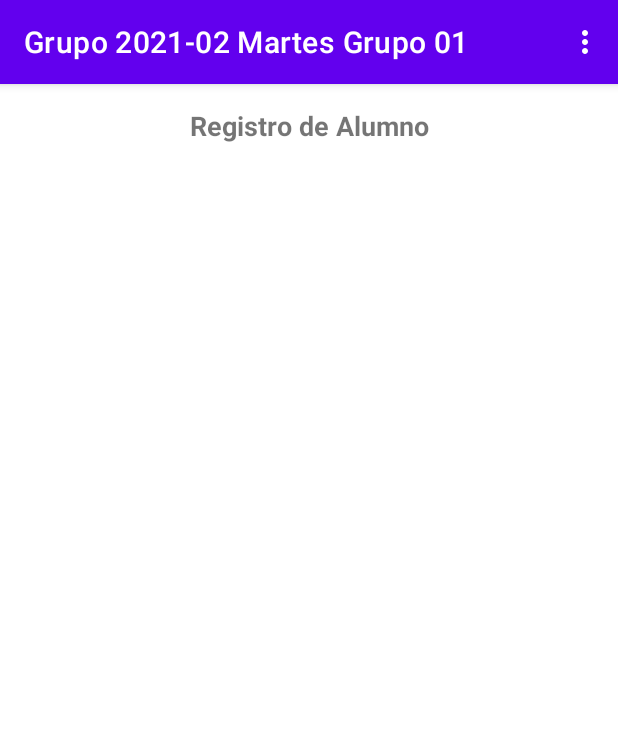
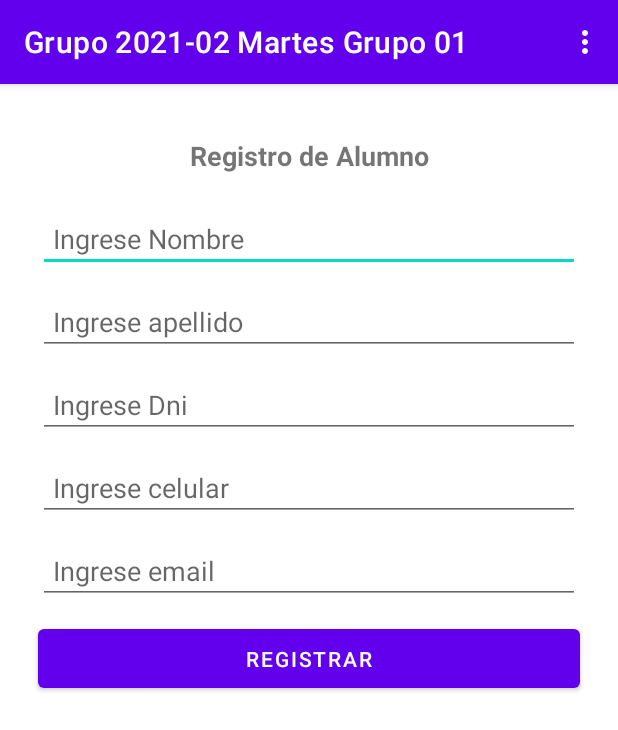
Before and after one commit to jorgejacinto9701/proyecto_movil_cibertec_202102, an Android app: the AlumnoActivity screen opened directly, with no data from a screen before it, on a phone screen of 412 x 824 dp. Shown: the top 730 px of the screen. Run offline under Robolectric (Android 15) with nearby library versions, the phone set to English and light mode, and no system bars.

Commit message:
Registro de alumno

```diff
--- a/app/src/main/java/com/example/proyecto_cibertec/AlumnoActivity.java
+++ b/app/src/main/java/com/example/proyecto_cibertec/AlumnoActivity.java
@@ -8,15 +8,71 @@ import android.content.Intent;
 import android.os.Bundle;
 import android.view.Menu;
 import android.view.MenuItem;
+import android.view.View;
+import android.widget.Button;
+import android.widget.EditText;
 import android.widget.Toast;
 
 public class AlumnoActivity extends AppCompatActivity {
 
+    EditText txtNombre,txtApellido, txtDNI, txtCelular, txtCorreo;
+    Button btnRegistra;
+
+    public static final String TEXTO = "[a-zA-ZáéíóúñüÁÉÍÓÚÑÜ\\s]{2,20}";
+    public static final String DNI = "[0-9]{8}";
+    public static final String CELULAR = "(9)[0-9]{8}";
+    public static final String CORREO = "[_A-Za-z0-9-]+(\\.[_A-Za-z0-9-]+)*@[A-Za-z0-9]+(\\.[A-Za-z0-9]+)*(\\.[A-Za-z]{2,})";
+    public static final String FECHA = "((19|20)\\d\\d)-(0?[1-9]|1[012])-(0?[1-9]|[12][0-9]|3[01])";
+
     @Override
     protected void onCreate(Bundle savedInstanceState) {
         super.onCreate(savedInstanceState);
+        setContentView(R.layout.activity_alumno);
 
-        setContentView(R.layout.activity_alumno);
+        txtNombre = findViewById(R.id.id_alumno_nombre);
+        txtApellido = findViewById(R.id.id_alumno_apellido);
+        txtDNI = findViewById(R.id.id_alumno_dni);
+        txtCelular = findViewById(R.id.id_alumno_telefono);
+        txtCorreo = findViewById(R.id.id_alumno_correo);
+        btnRegistra = findViewById(R.id.id_alumno_registrar);
+
+        btnRegistra.setOnClickListener(new View.OnClickListener() {
+            @Override
+            public void onClick(View view) {
+
+                    if (!txtNombre.getText().toString().matches(TEXTO)){
+                        mensajeToast("El nombre es 2 a 20 caracteres");
+                        return;
+                    }
+                    if (!txtApellido.getText().toString().matches(TEXTO)){
+                        mensajeToast("El apellido es 2 a 20 caracteres");
+                        return;
+                    }
+                    if (!txtDNI.getText().toString().matches(DNI)){
+                        mensajeToast("El dni es de 8 dígitos");
+                        return;
+                    }
+                    if (!txtCelular.getText().toString().matches(CELULAR)){
+                        mensajeToast("El celular empieza con 9 y tiene en total 9 dígitos");
+                        return;
+                    }
+                    if (!txtCorreo.getText().toString().matches(CORREO)){
+                        mensajeToast("No tiene formato de correo");
+                        return;
+                    }
+
+                    String msg = "Los datos ingresados son \n\n";
+                    msg += "Nombre : "+ txtNombre.getText().toString() + "\n";
+                    msg += "Apellido : "+ txtApellido.getText().toString() + "\n";
+                    msg += "DNI : "+ txtDNI.getText().toString() + "\n";
+                    msg += "Celular : "+ txtCelular.getText().toString() + "\n";
+                    msg += "Correo : "+ txtCorreo.getText().toString() + "\n";
+                    mensajeAlert(msg);
+            }
+        });
+
+
+
     }
 
 
@@ -26,12 +82,12 @@ public class AlumnoActivity extends AppCompatActivity {
         return true;
     }
 
-    public void mensaje(String mensaje){
+    public void mensajeToast(String mensaje){
         Toast toast = Toast.makeText(getApplicationContext(),mensaje, Toast.LENGTH_SHORT);
         toast.show();
     }
 
-    public void mostrarMensaje(String msg){
+    public void mensajeAlert(String msg){
         AlertDialog.Builder alert = new AlertDialog.Builder(this);
         alert.setMessage(msg);
         alert.setCancelable(true);
--- a/app/src/main/res/layout/activity_alumno.xml
+++ b/app/src/main/res/layout/activity_alumno.xml
@@ -5,7 +5,9 @@
     android:layout_width="match_parent"
     android:layout_height="match_parent"
     tools:context=".AlumnoActivity"
-    android:orientation="vertical">
+    android:orientation="vertical"
+    android:padding="20dp"
+    >
 
     <TextView
         android:id="@+id/idTitlePage"
@@ -18,5 +20,60 @@
         android:textSize="18sp"
         android:textStyle="bold" />
 
+    <EditText
+        android:id="@+id/id_alumno_nombre"
+        android:layout_width="match_parent"
+        android:layout_height="wrap_content"
+        android:hint="Ingrese Nombre"
+        android:padding="10dp"
+        android:layout_margin="5dp"/>
+
+    <EditText
+        android:id="@+id/id_alumno_apellido"
+        android:layout_width="match_parent"
+        android:layout_height="wrap_content"
+        android:hint="Ingrese apellido"
+        android:padding="10dp"
+        android:layout_margin="5dp"/>
+
+    <EditText
+        android:id="@+id/id_alumno_dni"
+        android:layout_width="match_parent"
+        android:layout_height="wrap_content"
+        android:hint="Ingrese Dni"
+        android:inputType="number"
+        android:padding="10dp"
+        android:layout_margin="5dp"/>
+
+    <EditText
+        android:id="@+id/id_alumno_telefono"
+        android:layout_width="match_parent"
+        android:layout_height="wrap_content"
+        android:ems="10"
+        android:inputType="phone"
+        android:hint="Ingrese celular"
+        android:padding="10dp"
+        android:layout_margin="5dp"
+        />
+
+    <EditText
+        android:id="@+id/id_alumno_correo"
+        android:layout_width="match_parent"
+        android:layout_height="wrap_content"
+        android:ems="10"
+        android:inputType="textEmailAddress"
+        android:hint="Ingrese email"
+        android:padding="10dp"
+        android:layout_margin="5dp"
+        />
+
+     <Button
+         android:id="@+id/id_alumno_registrar"
+         android:layout_width="match_parent"
+         android:layout_height="wrap_content"
+         android:text="Registrar"
+         android:padding="10dp"
+         android:layout_margin="5dp"
+         />
 
 </androidx.appcompat.widget.LinearLayoutCompat>
```
